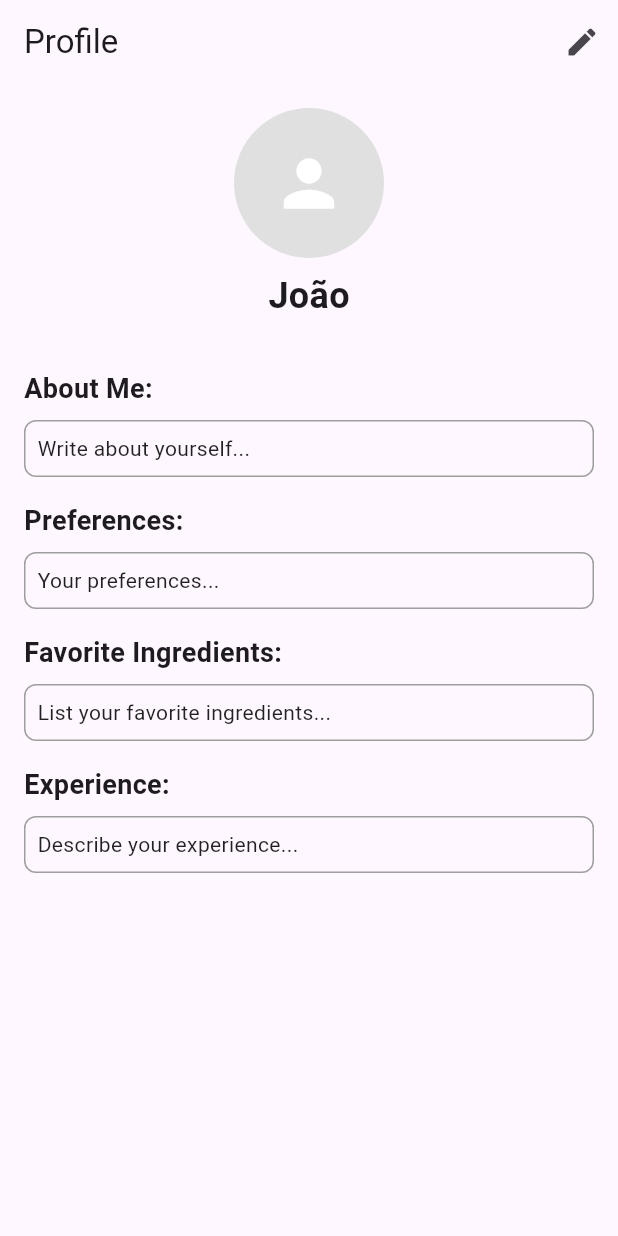
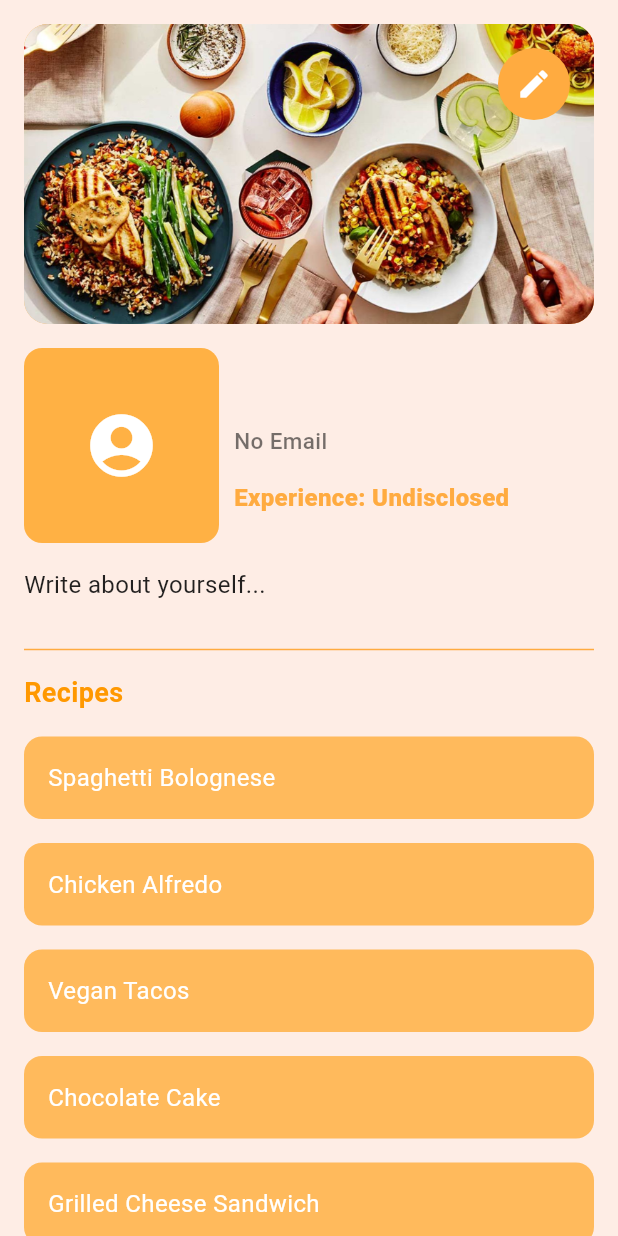
Before and after one commit to FontesTaken/EasyDish_app, a Flutter app: the ProfilePage screen opened directly, on a phone screen of 412 x 824 dp. Run offline on Flutter 3.47's test engine with Material 3 defaults, Android fonts, the phone set to English and light mode, and no system bars; our stand-ins replace font_awesome_flutter; network calls fail.

Commit message:
added new user profile and application now works without login

```diff
--- a/easy_dish/lib/data_classes/user_data.dart
+++ b/easy_dish/lib/data_classes/user_data.dart
@@ -8,6 +8,7 @@ class UserData {
   String favoriteIngredients;
   String experience;
   String password;
+  bool isLoggedIn;
 
   // Private constructor to prevent direct instantiation
   UserData._privateConstructor({
@@ -17,7 +18,8 @@ class UserData {
     required this.preferences,
     required this.favoriteIngredients,
     required this.experience,
-    required this.password
+    required this.password,
+    required this.isLoggedIn,
   });
 
 
@@ -34,7 +36,8 @@ class UserData {
       aboutMe: "Write about yourself...",
       preferences: "Write your preferences...",
       favoriteIngredients: "Tell us your favorite ingredients...",
-      experience: "Insert your experience...", password: '',
+      experience: "Undisclosed", password: '',
+      isLoggedIn: false,
     );
     return _instance!;
   }
@@ -55,8 +58,8 @@ class UserData {
         aboutMe: aboutMe ?? "Write about yourself...",
         preferences: preferences ?? "Write your preferences...",
         favoriteIngredients: favoriteIngredients ?? "Tell us your favorite ingredients...",
-        experience: experience ?? "Insert your experience...",
-        password: password
+        experience: experience ?? "Undisclosed",
+        password: password, isLoggedIn: true
       );
   }
 
@@ -65,10 +68,6 @@ class UserData {
     _instance = null;
   }
 
-  bool isLoggedIn() {
-    return email != null;
-  }
-
   String getUserInfo() {
     return 'Email: $email, Name: $name';
   }
--- a/easy_dish/lib/profile_page.dart
+++ b/easy_dish/lib/profile_page.dart
@@ -1,240 +1,213 @@
-// profile_page.dart
 import 'package:flutter/material.dart';
-import 'profile_data.dart';
+import 'package:flutter_app_test/data_classes/user_data.dart'; // Import the UserData singleton
 
 class ProfilePage extends StatefulWidget {
   const ProfilePage({super.key});
 
   @override
-  State<ProfilePage> createState() => _ProfilePageState();
+  ProfilePageState createState() => ProfilePageState();
 }
 
-class _ProfilePageState extends State<ProfilePage> {
-  // Controllers to handle text editing
-  late TextEditingController nameController;
-  late TextEditingController aboutMeController;
-  late TextEditingController preferencesController;
-  late TextEditingController favoriteIngredientsController;
-  late TextEditingController experienceController;
+class ProfilePageState extends State<ProfilePage> {
 
-  bool isEditing = false; // Toggle between view and edit mode
+  final List<String> recipes = [
+    "Spaghetti Bolognese",
+    "Chicken Alfredo",
+    "Vegan Tacos",
+    "Chocolate Cake",
+    "Grilled Cheese Sandwich",
+    "Caesar Salad",
+  ];
+
+  String userName = '';
+  String userEmail = '';
+  String description = '';
+  String experienceLevel = '';
 
   @override
   void initState() {
     super.initState();
-    // Initialize the text controllers with the data from ProfileData singleton
-    nameController = TextEditingController(text: ProfileData.instance.name);
-    aboutMeController =
-        TextEditingController(text: ProfileData.instance.aboutMe);
-    preferencesController =
-        TextEditingController(text: ProfileData.instance.preferences);
-    favoriteIngredientsController =
-        TextEditingController(text: ProfileData.instance.favoriteIngredients);
-    experienceController =
-        TextEditingController(text: ProfileData.instance.experience);
+
+    // Load user data from the UserData singleton when the page is loaded
+    _loadUserData();
   }
 
-  @override
-  void dispose() {
-    // Dispose controllers to free resources
-    nameController.dispose();
-    aboutMeController.dispose();
-    preferencesController.dispose();
-    favoriteIngredientsController.dispose();
-    experienceController.dispose();
-    super.dispose();
-  }
-
-  void toggleEditMode() {
+  // Function to load user data from the singleton
+  void _loadUserData() {
     setState(() {
-      if (isEditing) {
-        // Save changes to ProfileData when exiting edit mode
-        ProfileData.instance.update(
-          name: nameController.text,
-          aboutMe: aboutMeController.text,
-          preferences: preferencesController.text,
-          favoriteIngredients: favoriteIngredientsController.text,
-          experience: experienceController.text,
-        );
-      }
-      // Toggle the editing state
-      isEditing = !isEditing;
+      userName = UserData.instance.name ?? 'No Name';
+      userEmail = UserData.instance.email ?? 'No Email';
+      description = UserData.instance.aboutMe ?? 'No Description';
+      experienceLevel = UserData.instance.experience ?? 'No Experience Level';
     });
   }
 
   @override
   Widget build(BuildContext context) {
     return Scaffold(
-      resizeToAvoidBottomInset:
-          true, // Allows layout to adjust when keyboard opens
-      appBar: AppBar(
-        title: const Text('Profile'),
-        automaticallyImplyLeading: false, // Remove the back arrow
-        actions: [
-          IconButton(
-            icon: Icon(isEditing ? Icons.check : Icons.edit),
-            onPressed: toggleEditMode,
-          ),
-        ],
-      ),
-
-      body: SingleChildScrollView(
-        // Enables scrolling when content overflows
+      body: Container(
+        color: Colors.orange.withOpacity(0.1),
+        child: SafeArea(
+          child: SingleChildScrollView(
+            child: Padding(
               padding: const EdgeInsets.all(16.0),
               child: Column(
                 crossAxisAlignment: CrossAxisAlignment.start,
                 children: [
-            // Profile picture and name
-            Center(
-              child: Column(
+                  // Header Image with Edit Button
+                  Stack(
                     children: [
-                  CircleAvatar(
-                    radius: 50,
-                    backgroundColor: Colors.grey[300],
+                      // Header Image
+                      Container(
+                        height: 200,
+                        width: double.infinity,
+                        decoration: BoxDecoration(
+                          color: Colors.orange.withOpacity(0.6),
+                          borderRadius: BorderRadius.circular(16),
+                        ),
+                        child: ClipRRect(
+                          borderRadius: BorderRadius.circular(16),
+                          child: Image.asset(
+                            "assets/meal_default_img.jpg",
+                            fit: BoxFit.cover,
+                          ),
+                        ),
+                      ),
+                      // Edit Button
+                      Positioned(
+                        top: 16, // Position from the top
+                        right: 16, // Position from the right
+                        child: CircleAvatar(
+                          backgroundColor: Colors.orangeAccent,
+                          radius: 24,
+                          child: IconButton(
+                            icon: const Icon(
+                              Icons.edit,
+                              color: Colors.white,
+                            ),
+                            onPressed: () {
+                              // Handle the edit button press here
+                              // TODO edit profile screen
+                            },
+                          ),
+                        ),
+                      ),
+                    ],
+                  ),
+                  const SizedBox(height: 16),
+
+                  // Profile Section
+                  Row(
+                    crossAxisAlignment: CrossAxisAlignment.center,
+                    children: [
+                      // Profile Picture
+                      Container(
+                        height: 130,
+                        width: 130,
+                        decoration: BoxDecoration(
+                          color: Colors.orange.withOpacity(0.7),
+                          borderRadius: BorderRadius.circular(12),
+                        ),
                         child: const Icon(
-                      Icons.person,
+                          Icons.account_circle,
                           size: 50,
                           color: Colors.white,
                         ),
                       ),
+                      const SizedBox(width: 10),
+                      // Name, Email, and Experience
+                      Column(
+                        crossAxisAlignment: CrossAxisAlignment.start,
+                        children: [
+                          // Name
+                          Text(
+                            userName,
+                            style: const TextStyle(
+                              fontSize: 21,
+                              fontWeight: FontWeight.w700,
+                              color: Colors.deepOrange,
+                            ),
+                          ),
+                          const SizedBox(height: 2),
+                          // Email
+                          Text(
+                            userEmail,
+                            style: const TextStyle(
+                              fontSize: 15,
+                              fontWeight: FontWeight.w500,
+                              color: Colors.black54, // Slightly grayish color
+                            ),
+                          ),
+                          const SizedBox(height: 16),
+                          // Experience Level
+                          Text(
+                            "Experience: $experienceLevel",
+                            style: const TextStyle(
+                              fontSize: 16,
+                              fontWeight: FontWeight.w800,
+                              color: Colors.orangeAccent,
+                            ),
+                          ),
+                        ],
+                      ),
+                    ],
+                  ),
+                  const SizedBox(height: 16),
+
+                  // Description Section
+                  Text(
+                    description,
+                    style: const TextStyle(
+                      fontSize: 16,
+                      color: Colors.black87,
+                      fontWeight: FontWeight.w400,
+                    ),
+                  ),
+                  const SizedBox(height: 24),
+
+                  // Recipes Section
+                  const Divider(
+                    color: Colors.orangeAccent,
+                    thickness: 1,
+                  ),
                   const SizedBox(height: 8),
-                  isEditing
-                      ? TextField(
-                          controller: nameController,
-                          decoration: const InputDecoration(
-                            labelText: 'Name',
-                            border: OutlineInputBorder(),
+                  const Text(
+                    "Recipes",
+                    style: TextStyle(
+                      fontSize: 18,
+                      fontWeight: FontWeight.bold,
+                      color: Colors.orange,
                     ),
-                          textAlign: TextAlign.center,
-                        )
-                      : Text(
-                          ProfileData
-                              .instance.name, // Load name from ProfileData
+                  ),
+                  const SizedBox(height: 8),
+
+                  // Recipes List (You can keep this static as you mentioned)
+                  ListView.builder(
+                    shrinkWrap: true,
+                    physics: const NeverScrollableScrollPhysics(),
+                    itemCount: recipes.length,
+                    itemBuilder: (context, index) {
+                      return Container(
+                        margin: const EdgeInsets.symmetric(vertical: 8),
+                        padding: const EdgeInsets.all(16),
+                        decoration: BoxDecoration(
+                          color: Colors.orange.withOpacity(0.6),
+                          borderRadius: BorderRadius.circular(12),
+                        ),
+                        child: Text(
+                          recipes[index],
                           style: const TextStyle(
-                              fontSize: 24, fontWeight: FontWeight.bold),
+                            fontSize: 16,
+                            color: Colors.white,
+                          ),
+                        ),
+                      );
+                    },
                   ),
                 ],
               ),
             ),
-            const SizedBox(height: 32),
-
-            // "About Me" section
-            const Text(
-              'About Me:',
-              style: TextStyle(fontSize: 18, fontWeight: FontWeight.bold),
           ),
-            const SizedBox(height: 8),
-            isEditing
-                ? TextField(
-                    controller: aboutMeController,
-                    maxLines: 3,
-                    decoration: const InputDecoration(
-                      border: OutlineInputBorder(),
-                      hintText: 'Write about yourself...',
-                    ),
-                  )
-                : Container(
-                    padding: const EdgeInsets.all(8.0),
-                    width: double.infinity,
-                    decoration: BoxDecoration(
-                      border: Border.all(color: Colors.grey),
-                      borderRadius: BorderRadius.circular(8.0),
-                    ),
-                    child: Text(
-                      ProfileData
-                          .instance.aboutMe, // Load aboutMe from ProfileData
-                      style: const TextStyle(color: Colors.black87),
-                    ),
-                  ),
-            const SizedBox(height: 16),
-
-            // "Preferences" section
-            const Text(
-              'Preferences:',
-              style: TextStyle(fontSize: 18, fontWeight: FontWeight.bold),
-            ),
-            const SizedBox(height: 8),
-            isEditing
-                ? TextField(
-                    controller: preferencesController,
-                    decoration: const InputDecoration(
-                      border: OutlineInputBorder(),
-                      hintText: 'Your preferences...',
-                    ),
-                  )
-                : Container(
-                    padding: const EdgeInsets.all(8.0),
-                    width: double.infinity,
-                    decoration: BoxDecoration(
-                      border: Border.all(color: Colors.grey),
-                      borderRadius: BorderRadius.circular(8.0),
-                    ),
-                    child: Text(
-                      ProfileData.instance
-                          .preferences, // Load preferences from ProfileData
-                      style: const TextStyle(color: Colors.black87),
-                    ),
-                  ),
-            const SizedBox(height: 16),
-
-            // "Favorite Ingredients" section
-            const Text(
-              'Favorite Ingredients:',
-              style: TextStyle(fontSize: 18, fontWeight: FontWeight.bold),
-            ),
-            const SizedBox(height: 8),
-            isEditing
-                ? TextField(
-                    controller: favoriteIngredientsController,
-                    decoration: const InputDecoration(
-                      border: OutlineInputBorder(),
-                      hintText: 'List your favorite ingredients...',
-                    ),
-                  )
-                : Container(
-                    padding: const EdgeInsets.all(8.0),
-                    width: double.infinity,
-                    decoration: BoxDecoration(
-                      border: Border.all(color: Colors.grey),
-                      borderRadius: BorderRadius.circular(8.0),
-                    ),
-                    child: Text(
-                      ProfileData.instance
-                          .favoriteIngredients, // Load favoriteIngredients from ProfileData
-                      style: const TextStyle(color: Colors.black87),
-                    ),
-                  ),
-            const SizedBox(height: 16),
-
-            // "Experience" section
-            const Text(
-              'Experience:',
-              style: TextStyle(fontSize: 18, fontWeight: FontWeight.bold),
-            ),
-            const SizedBox(height: 8),
-            isEditing
-                ? TextField(
-                    controller: experienceController,
-                    maxLines: 3,
-                    decoration: const InputDecoration(
-                      border: OutlineInputBorder(),
-                      hintText: 'Describe your experience...',
-                    ),
-                  )
-                : Container(
-                    padding: const EdgeInsets.all(8.0),
-                    width: double.infinity,
-                    decoration: BoxDecoration(
-                      border: Border.all(color: Colors.grey),
-                      borderRadius: BorderRadius.circular(8.0),
-                    ),
-                    child: Text(
-                      ProfileData.instance
-                          .experience, // Load experience from ProfileData
-                      style: const TextStyle(color: Colors.black87),
-                    ),
-                  ),
-          ],
         ),
       ),
     );
--- a/easy_dish/pubspec.yaml
+++ b/easy_dish/pubspec.yaml
@@ -60,6 +60,7 @@ flutter:
   uses-material-design: true
   assets:
     - assets/logo_transp.png
+    - assets/meal_default_img.jpg
 
   # To add assets to your application, add an assets section, like this:
   # assets:
```
Also changed, not shown: easy_dish/lib/create_account_page.dart (+23 -6 lines), easy_dish/lib/enter_app_options.dart (+5 -5 lines), easy_dish/lib/home_page.dart (+31 -7 lines), easy_dish/lib/home_screen.dart (+93 -23 lines), easy_dish/lib/login_page.dart (+9 -8 lines), easy_dish/assets/meal_default_img.jpg (added). Lines whose indentation alone changed are shown as unchanged.
